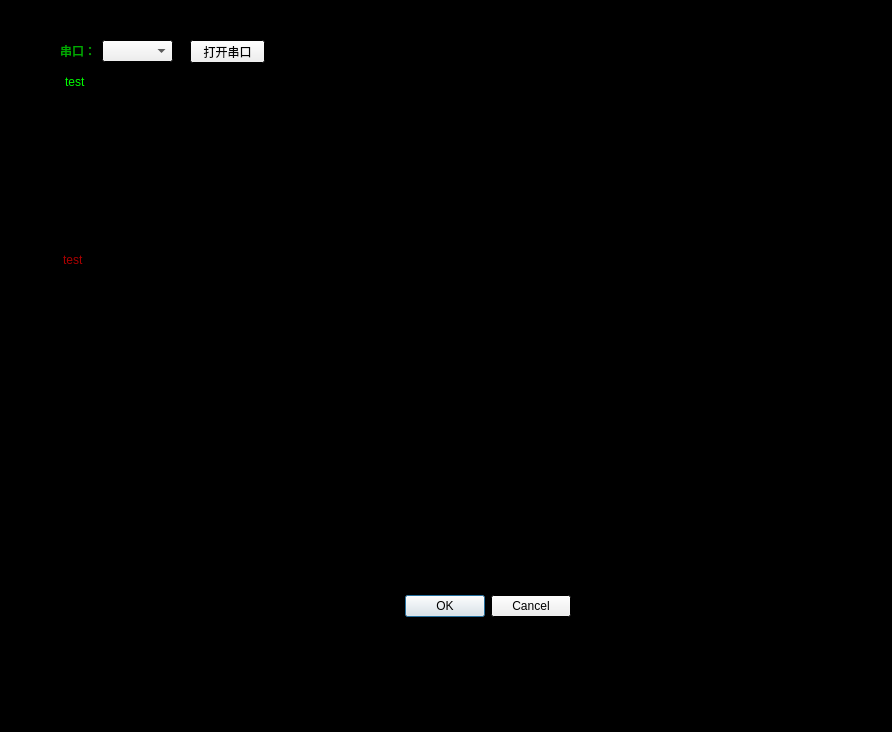
Above: uartui_qt.ui from feifeishannon/python before the change. Below: the same form after it.
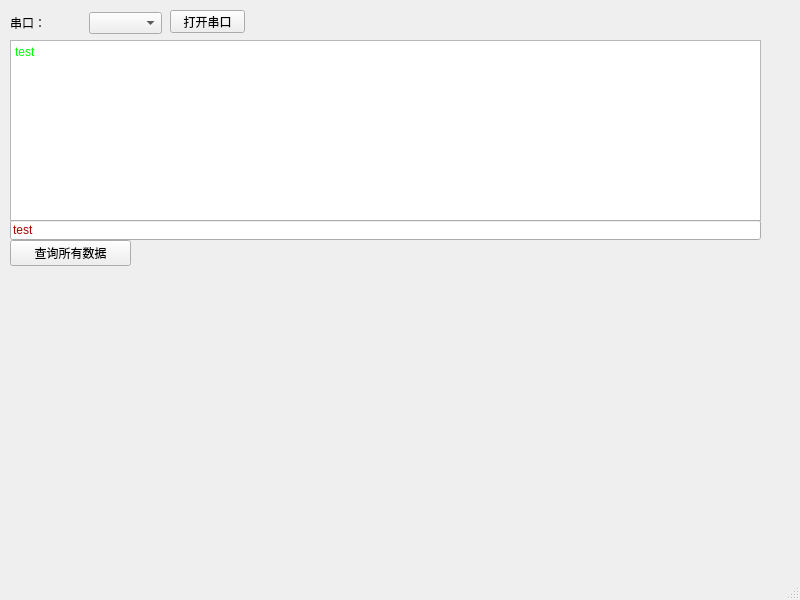
That is the form after the change.

Commit message: myMain.py对话框改为主窗体程序模板

Patch:
```diff
--- a/uartui_qt.ui
+++ b/uartui_qt.ui
@@ -1,133 +1,24 @@
 <?xml version="1.0" encoding="UTF-8"?>
 <ui version="4.0">
- <class>Dialog</class>
- <widget class="QDialog" name="Dialog">
+ <class>MainWindow</class>
+ <widget class="QMainWindow" name="MainWindow">
   <property name="geometry">
    <rect>
     <x>0</x>
     <y>0</y>
-    <width>892</width>
-    <height>732</height>
+    <width>800</width>
+    <height>600</height>
    </rect>
   </property>
-  <property name="palette">
-   <palette>
-    <active>
-     <colorrole role="WindowText">
-      <brush brushstyle="SolidPattern">
-       <color alpha="255">
-        <red>0</red>
-        <green>170</green>
-        <blue>0</blue>
-       </color>
-      </brush>
-     </colorrole>
-     <colorrole role="Base">
-      <brush brushstyle="SolidPattern">
-       <color alpha="255">
-        <red>0</red>
-        <green>0</green>
-        <blue>0</blue>
-       </color>
-      </brush>
-     </colorrole>
-     <colorrole role="Window">
-      <brush brushstyle="SolidPattern">
-       <color alpha="255">
-        <red>0</red>
-        <green>0</green>
-        <blue>0</blue>
-       </color>
-      </brush>
-     </colorrole>
-    </active>
-    <inactive>
-     <colorrole role="WindowText">
-      <brush brushstyle="SolidPattern">
-       <color alpha="255">
-        <red>0</red>
-        <green>170</green>
-        <blue>0</blue>
-       </color>
-      </brush>
-     </colorrole>
-     <colorrole role="Base">
-      <brush brushstyle="SolidPattern">
-       <color alpha="255">
-        <red>0</red>
-        <green>0</green>
-        <blue>0</blue>
-       </color>
-      </brush>
-     </colorrole>
-     <colorrole role="Window">
-      <brush brushstyle="SolidPattern">
-       <color alpha="255">
-        <red>0</red>
-        <green>0</green>
-        <blue>0</blue>
-       </color>
-      </brush>
-     </colorrole>
-    </inactive>
-    <disabled>
-     <colorrole role="WindowText">
-      <brush brushstyle="SolidPattern">
-       <color alpha="255">
-        <red>120</red>
-        <green>120</green>
-        <blue>120</blue>
-       </color>
-      </brush>
-     </colorrole>
-     <colorrole role="Base">
-      <brush brushstyle="SolidPattern">
-       <color alpha="255">
-        <red>0</red>
-        <green>0</green>
-        <blue>0</blue>
-       </color>
-      </brush>
-     </colorrole>
-     <colorrole role="Window">
-      <brush brushstyle="SolidPattern">
-       <color alpha="255">
-        <red>0</red>
-        <green>0</green>
-        <blue>0</blue>
-       </color>
-      </brush>
-     </colorrole>
-    </disabled>
-   </palette>
-  </property>
   <property name="windowTitle">
    <string>Dialog</string>
   </property>
-  <property name="autoFillBackground">
-   <bool>false</bool>
-  </property>
-  <widget class="QDialogButtonBox" name="buttonBox">
-   <property name="geometry">
-    <rect>
-     <x>230</x>
-     <y>590</y>
-     <width>341</width>
-     <height>32</height>
-    </rect>
-   </property>
-   <property name="orientation">
-    <enum>Qt::Horizontal</enum>
-   </property>
-   <property name="standardButtons">
-    <set>QDialogButtonBox::Cancel|QDialogButtonBox::Ok</set>
-   </property>
-  </widget>
+  <widget class="QWidget" name="centralwidget">
   <widget class="QTextBrowser" name="textBrowser">
    <property name="geometry">
     <rect>
-     <x>60</x>
-     <y>70</y>
+      <x>10</x>
+      <y>40</y>
      <width>751</width>
      <height>181</height>
     </rect>
@@ -227,15 +118,15 @@
     <string>&lt;!DOCTYPE HTML PUBLIC &quot;-//W3C//DTD HTML 4.0//EN&quot; &quot;http://www.w3.org/TR/REC-html40/strict.dtd&quot;&gt;
 &lt;html&gt;&lt;head&gt;&lt;meta name=&quot;qrichtext&quot; content=&quot;1&quot; /&gt;&lt;style type=&quot;text/css&quot;&gt;
 p, li { white-space: pre-wrap; }
-&lt;/style&gt;&lt;/head&gt;&lt;body style=&quot; font-family:'SimSun'; font-size:9pt; font-weight:400; font-style:normal;&quot;&gt;
-&lt;p style=&quot; margin-top:0px; margin-bottom:0px; margin-left:0px; margin-right:0px; -qt-block-indent:0; text-indent:0px;&quot;&gt;test&lt;/p&gt;&lt;/body&gt;&lt;/html&gt;</string>
+&lt;/style&gt;&lt;/head&gt;&lt;body style=&quot; font-family:'SimSun'; font-size:13.5pt; font-weight:400; font-style:normal;&quot;&gt;
+&lt;p style=&quot; margin-top:0px; margin-bottom:0px; margin-left:0px; margin-right:0px; -qt-block-indent:0; text-indent:0px;&quot;&gt;&lt;span style=&quot; font-size:9pt;&quot;&gt;test&lt;/span&gt;&lt;/p&gt;&lt;/body&gt;&lt;/html&gt;</string>
    </property>
   </widget>
   <widget class="QPushButton" name="pushButton">
    <property name="geometry">
     <rect>
-     <x>190</x>
-     <y>40</y>
+      <x>170</x>
+      <y>10</y>
      <width>75</width>
      <height>23</height>
     </rect>
@@ -247,8 +138,8 @@
   <widget class="QLineEdit" name="lineEdit">
    <property name="geometry">
     <rect>
-     <x>60</x>
-     <y>250</y>
+      <x>10</x>
+      <y>220</y>
      <width>751</width>
      <height>20</height>
     </rect>
@@ -375,13 +266,13 @@
     <string>test</string>
    </property>
   </widget>
-  <widget class="QWidget" name="">
+   <widget class="QWidget" name="layoutWidget">
    <property name="geometry">
     <rect>
-     <x>60</x>
-     <y>40</y>
-     <width>113</width>
-     <height>22</height>
+      <x>10</x>
+      <y>10</y>
+      <width>152</width>
+      <height>26</height>
     </rect>
    </property>
    <layout class="QHBoxLayout" name="horizontalLayout">
@@ -397,6 +288,31 @@
     </item>
    </layout>
   </widget>
+   <widget class="QPushButton" name="pushButton_2">
+    <property name="geometry">
+     <rect>
+      <x>10</x>
+      <y>240</y>
+      <width>121</width>
+      <height>26</height>
+     </rect>
+    </property>
+    <property name="text">
+     <string>查询所有数据</string>
+    </property>
+   </widget>
+  </widget>
+  <widget class="QMenuBar" name="menubar">
+   <property name="geometry">
+    <rect>
+     <x>0</x>
+     <y>0</y>
+     <width>800</width>
+     <height>23</height>
+    </rect>
+   </property>
+  </widget>
+  <widget class="QStatusBar" name="statusbar"/>
  </widget>
  <resources/>
  <connections>
```
Left out of the diff: 37 changed lines with no effect on the pictures. Lines whose indentation alone changed are shown as unchanged. The commit also changes 7 other files.
